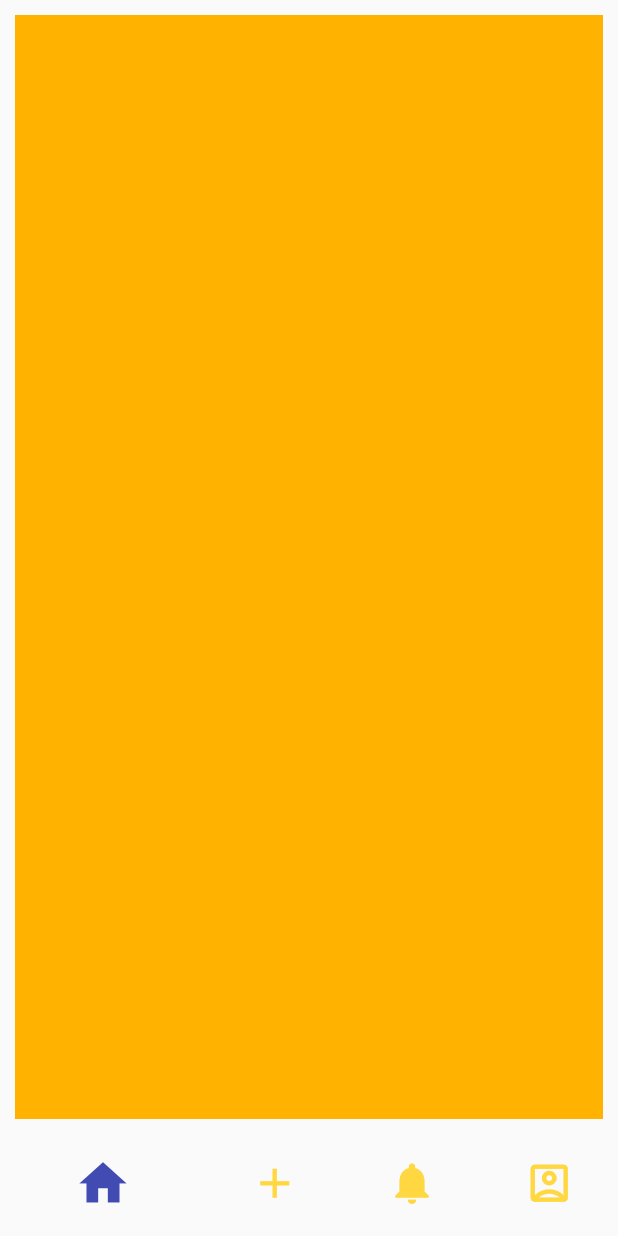
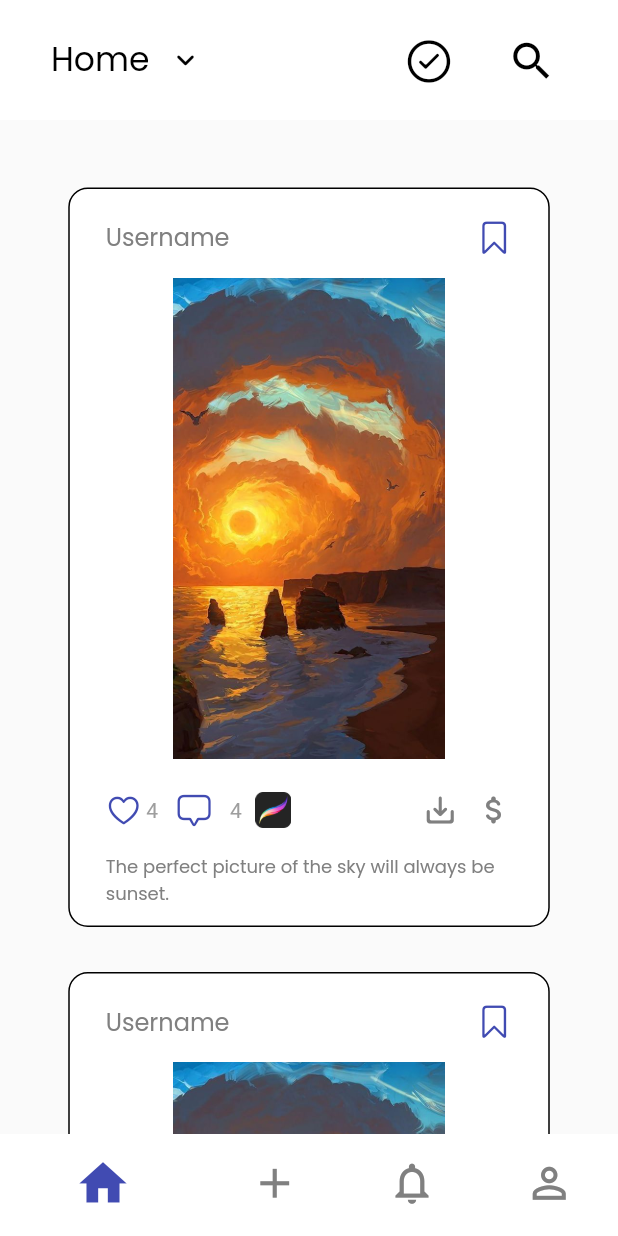
Before and after one commit to Mystoryme/Picme-frontend, a Flutter app: the Homepage screen opened by its route, on a phone screen of 412 x 824 dp. Run offline on Flutter 3.47's test engine with Material 2 defaults, Android fonts, the phone set to English and light mode, and no system bars; drawn by our look-alikes of like_button; our stand-ins replace get, google_fonts, hexcolor.

```diff
--- a/lib/pages/add_image_page.dart
+++ b/lib/pages/add_image_page.dart
@@ -5,6 +5,9 @@ class AddImagePage extends StatelessWidget {
 
   @override
   Widget build(BuildContext context) {
-    return const Placeholder();
+    return Container(
+      height: 3,
+      color: Colors.amber,
+    );
   }
 }
--- a/lib/pages/home_page.dart
+++ b/lib/pages/home_page.dart
@@ -1,6 +1,15 @@
 import 'package:flutter/material.dart';
-import 'package:picme/widget/Homebar.dart';
+import 'package:picme/pages/add_image_page.dart';
+import 'package:picme/pages/check_image_page.dart';
+import 'package:picme/pages/profile_page.dart';
+import 'package:picme/pages/search_page.dart';
+import 'package:picme/widget/home/HomeDropdown.dart';
+
+import 'package:picme/widget/home/buttonbar.dart';
 import 'package:picme/utils/colors.dart';
+//import 'package:picme/widget/home/HomeDropdown.dart';
+import 'package:google_fonts/google_fonts.dart';
+import 'package:picme/widget/home/postcard.dart';
 
 class Homepage extends StatefulWidget {
   const Homepage({super.key});
@@ -10,14 +19,60 @@ class Homepage extends StatefulWidget {
 }
 
 class _HomepageState extends State<Homepage> {
+  int _currentIndex = 0;
+
+  void _onItemTapped(int index) {
+    setState(() {
+      _currentIndex = index;
+    });
+  }
+
   @override
   Widget build(BuildContext context) {
     return Scaffold(
-      body: Container(
-        margin: const EdgeInsets.all(10.0),
-        color: Colors.amber[600],
+      body: CustomScrollView(
+        slivers: <Widget>[
+          SliverAppBar(
+            pinned: true,
+            flexibleSpace: Home_navbar(),
+            expandedHeight: 80,
+          ),
+          SliverPadding(
+            padding: EdgeInsets.symmetric(vertical: 30),
+            sliver: SliverList(
+              delegate: SliverChildBuilderDelegate(
+                (BuildContext context, int index) {
+                  return Padding(
+                    padding: const EdgeInsets.symmetric(
+                        vertical: 15), // Add space between PostCards
+                    child: PostCard(),
+                  );
+                },
+                childCount: 3, // Adjust the number of PostCards as needed
+              ),
+            ),
+          ),
+        ],
       ),
-      bottomNavigationBar: Home_bar(),
+      bottomNavigationBar: Home_bar(
+        currentIndex: _currentIndex,
+        onTap: _onItemTapped,
+      ),
     );
   }
 }
+
+Widget _buildPage(int index) {
+  switch (index) {
+    case 0:
+      return Homepage();
+    case 1:
+      return AddImagePage();
+    case 2:
+      return Homepage();
+    case 3:
+      return ProfilePage();
+    default:
+      return Homepage();
+  }
+}
--- a/lib/widget/Homebar.dart
+++ /dev/null
@@ -1,47 +0,0 @@
-import 'package:flutter/material.dart';
-import 'package:picme/utils/colors.dart';
-
-class Home_bar extends StatefulWidget {
-  const Home_bar({super.key});
-
-  @override
-  State<Home_bar> createState() => _BottomNavigationState();
-}
-
-class _BottomNavigationState extends State<Home_bar> {
-  int _selectedIndex = 0;
-  void _onItemTapped(int index) {
-    setState(() {
-      _selectedIndex = index;
-    });
-  }
-
-  @override
-  Widget build(BuildContext context) {
-    return BottomNavigationBar(
-      backgroundColor: Colors.black,
-      selectedIconTheme: IconThemeData(color: PicmeColors.mainColor, size: 38),
-      selectedItemColor: PicmeColors.mainColor,
-      unselectedIconTheme: IconThemeData(
-        color: Colors.amberAccent,
-      ),
-      unselectedItemColor: PicmeColors.grayWhite,
-      iconSize: 33,
-      elevation: 0,
-      showSelectedLabels: false,
-      showUnselectedLabels: false,
-      currentIndex: _selectedIndex, // Added currentIndex here
-      onTap: _onItemTapped, // Added onTap here
-      items: const <BottomNavigationBarItem>[
-        BottomNavigationBarItem(
-          icon: Icon(Icons.home),
-          label: '',
-        ),
-        BottomNavigationBarItem(icon: Icon(Icons.add), label: '',),
-        BottomNavigationBarItem(icon: Icon(Icons.notifications), label: ''),
-        BottomNavigationBarItem(
-            icon: Icon(Icons.account_box_outlined), label: ''),
-      ],
-    );
-  }
-}
--- /dev/null
+++ b/lib/widget/home/HomeDropdown.dart
@@ -0,0 +1,130 @@
+import 'package:flutter/cupertino.dart';
+import 'package:flutter/material.dart';
+import 'package:picme/pages/check_image_page.dart';
+import 'package:picme/pages/search_page.dart';
+import 'package:picme/utils/colors.dart';
+import 'package:google_fonts/google_fonts.dart';
+
+enum Options { search, upload, copy, exit }
+
+class Home_navbar extends StatefulWidget {
+  const Home_navbar({super.key});
+
+  @override
+  State<Home_navbar> createState() => _Home_dropdownState();
+}
+
+class _Home_dropdownState extends State<Home_navbar> {
+  var _popupMenuItemIndex = 0;
+  Color _changeColorAccordingToMenuItem = Colors.red;
+  var appBarHeight = AppBar().preferredSize.height;
+  @override
+  Widget build(BuildContext context) {
+    return Container(
+      height: 80,
+      color: Colors.white,
+      child: Row(mainAxisAlignment: MainAxisAlignment.spaceBetween, children: [
+        Padding(
+          padding: EdgeInsets.only(left: 34.0),
+          child: Row(
+            children: [
+              Text(
+                'Home',
+                style: GoogleFonts.poppins(
+                  color: Colors.black,
+                  fontSize: 22,
+                  fontWeight: FontWeight.normal,
+                ),
+              ),
+              PopupMenuButton(
+                elevation: 1,
+                tooltip: "",
+                icon: Icon(
+                  Icons.keyboard_arrow_down_rounded,
+                  color: Colors.black,
+                ),
+                offset: Offset(-64, appBarHeight),
+                shape: RoundedRectangleBorder(
+                  borderRadius: BorderRadius.only(
+                    bottomLeft: Radius.circular(10.0),
+                    bottomRight: Radius.circular(10.0),
+                    topLeft: Radius.circular(10.0),
+                    topRight: Radius.circular(10.0),
+                  ),
+                ),
+                itemBuilder: (ctx) => [
+                  _buildPopupMenuItem('Painting'),
+                  _buildPopupMenuItem('Drawing & Illustrations'),
+                  _buildPopupMenuItem(
+                    'Mixed Media & Collage',
+                  ),
+                  _buildPopupMenuItem(
+                    'Digital / Graphic',
+                  ),
+                  _buildPopupMenuItem('Other ')
+                ],
+              ),
+            ],
+          ),
+        ),
+        Row(
+          children: [
+            Padding(
+              padding: EdgeInsets.only(right: 20.0),
+              child: IconButton(
+                onPressed: () {
+                  Navigator.push(
+                    context,
+                    MaterialPageRoute(
+                        builder: (context) => const CheckImagePage()),
+                  );
+                },
+                icon: Icon(
+                  CupertinoIcons.checkmark_alt_circle,
+                  size: 33,
+                  color: Colors.black,
+                ),
+              ),
+            ),
+            Padding(
+              padding: EdgeInsets.only(right: 34.0),
+              child: IconButton(
+                onPressed: () {
+                  Navigator.push(
+                    context,
+                    MaterialPageRoute(builder: (context) => const SearchPage()),
+                  );
+                },
+                icon: Icon(
+                  Icons.search,
+                  size: 33,
+                  color: Colors.black,
+                ),
+              ),
+            ),
+          ],
+        )
+      ]),
+      width: MediaQuery.of(context).size.width,
+    );
+  }
+}
+
+PopupMenuItem _buildPopupMenuItem(
+  String title,
+) {
+  return PopupMenuItem(
+    child: Row(
+      mainAxisAlignment: MainAxisAlignment.start,
+      children: [
+        Text(
+          title,
+          style: GoogleFonts.poppins(
+              fontSize: 14,
+              fontWeight: FontWeight.normal,
+              color: PicmeColors.mainColor),
+        ),
+      ],
+    ),
+  );
+}
--- /dev/null
+++ b/lib/widget/home/buttonbar.dart
@@ -0,0 +1,66 @@
+import 'package:flutter/material.dart';
+import 'package:picme/pages/add_image_page.dart';
+import 'package:picme/pages/profile_page.dart';
+import 'package:picme/utils/colors.dart';
+import 'package:picme/pages/home_page.dart';
+
+class Home_bar extends StatefulWidget {
+  final int currentIndex;
+  final ValueChanged<int> onTap;
+
+  Home_bar({required this.currentIndex, required this.onTap});
+
+  @override
+  State<Home_bar> createState() => _BottomNavigationState();
+}
+
+class _BottomNavigationState extends State<Home_bar> {
+  int _selectedIndex = 0;
+
+  @override
+  void initState() {
+    super.initState();
+    _selectedIndex = widget.currentIndex; // Initialize selectedIndex
+  }
+
+  void _onItemTapped(int index) {
+    setState(() {
+      _selectedIndex = index;
+    });
+    widget.onTap(index); // Notify the parent widget about the change
+  }
+
+  @override
+  Widget build(BuildContext context) {
+    return BottomNavigationBar(
+      selectedIconTheme: IconThemeData(color: PicmeColors.mainColor, size: 38),
+      selectedItemColor: PicmeColors.mainColor,
+      unselectedIconTheme: IconThemeData(
+        color: PicmeColors.grayBlack,
+      ),
+      unselectedItemColor: PicmeColors.grayWhite,
+      iconSize: 33,
+      elevation: 0,
+      showSelectedLabels: false,
+      showUnselectedLabels: false,
+      currentIndex: _selectedIndex,
+      onTap: _onItemTapped,
+      items: const <BottomNavigationBarItem>[
+        BottomNavigationBarItem(
+            backgroundColor: Colors.white,
+            icon: Icon(Icons.home_outlined),
+            label: '',
+            activeIcon: Icon(Icons.home)),
+        BottomNavigationBarItem(icon: Icon(Icons.add), label: ''),
+        BottomNavigationBarItem(
+            icon: Icon(Icons.notifications_none),
+            label: '',
+            activeIcon: Icon(Icons.notifications)),
+        BottomNavigationBarItem(
+            icon: Icon(Icons.person_outline),
+            label: '',
+            activeIcon: Icon(Icons.person)),
+      ],
+    );
+  }
+}
--- /dev/null
+++ b/lib/widget/home/postcard.dart
@@ -0,0 +1,165 @@
+import 'package:flutter/cupertino.dart';
+import 'package:flutter/material.dart';
+import 'package:google_fonts/google_fonts.dart';
+import 'package:like_button/like_button.dart';
+import 'package:picme/pages/home_page.dart';
+import 'package:picme/pages/support/support_page.dart';
+import 'package:picme/utils/colors.dart';
+
+class PostCard extends StatefulWidget {
+  const PostCard({super.key});
+
+  @override
+  State<PostCard> createState() => _PostCardState();
+}
+
+class _PostCardState extends State<PostCard> {
+  int numberOfLike = 4;
+  @override
+  Widget build(BuildContext context) {
+    return Center(
+      child: Container(
+        height: 493,
+        width: 321,
+        decoration: BoxDecoration(
+            borderRadius: BorderRadius.circular(13),
+            color: Colors.white,
+            border: Border.all(width: 1)),
+        child: Column(children: [
+          Padding(
+            padding: EdgeInsets.only(left: 24, top: 20, bottom: 15),
+            child: Row(
+              mainAxisAlignment: MainAxisAlignment.spaceBetween,
+              children: [
+                Text(
+                  'Username',
+                  style: GoogleFonts.poppins(
+                    color: PicmeColors.grayBlack,
+                    fontSize: 16,
+                  ),
+                ),
+                LikeButton(
+                  padding: EdgeInsets.only(right: 24),
+                  size: 24,
+                  bubblesSize: 0,
+                  circleColor: const CircleColor(
+                      start: Color.fromARGB(255, 178, 184, 255),
+                      end: Color.fromARGB(255, 106, 115, 215)),
+                  likeBuilder: (isTapped) {
+                    return Icon(
+                      isTapped
+                          ? CupertinoIcons.bookmark_fill
+                          : CupertinoIcons.bookmark,
+                      color: isTapped
+                          ? PicmeColors.mainColor
+                          : PicmeColors.mainColor,
+                    );
+                  },
+                ),
+              ],
+            ),
+          ),
+          Padding(
+            padding: const EdgeInsets.only(bottom: 10),
+            child: Container(
+              width: MediaQuery.of(context).size.width,
+              height: 321,
+              decoration: const BoxDecoration(
+                image: DecorationImage(
+                  image: AssetImage('assets/sunset.jpg'),
+                  fit: BoxFit.fitHeight,
+                ),
+              ),
+            ),
+          ),
+          Row(mainAxisAlignment: MainAxisAlignment.spaceBetween, children: [
+            Row(
+              children: [
+                LikeButton(
+                  padding: EdgeInsets.only(left: 24),
+                  size: 24,
+                  likeCount: numberOfLike,
+                  likeBuilder: (isTapped) {
+                    return Icon(
+                      isTapped
+                          ? CupertinoIcons.heart_fill
+                          : CupertinoIcons.heart,
+                      color:
+                          isTapped ? Color(0xFFF44336) : PicmeColors.mainColor,
+                    );
+                  },
+                ),
+                IconButton(
+                  onPressed: () {
+                    Navigator.push(
+                      context,
+                      MaterialPageRoute(builder: (context) => const Homepage()),
+                    );
+                  },
+                  icon: const Icon(CupertinoIcons.bubble_middle_bottom),
+                  color: PicmeColors.mainColor,
+                  iconSize: 24,
+                ),
+                Text(
+                  '4',
+                  style: TextStyle(color: Color(0xff9E9E9E)),
+                ),
+                SizedBox(
+                  width: 9,
+                ),
+                Container(
+                  width: 24,
+                  height: 24,
+                  decoration: const BoxDecoration(
+                    image: DecorationImage(
+                      image: AssetImage('assets/procreate.png'),
+                      fit: BoxFit.fitHeight,
+                    ),
+                  ),
+                ),
+              ],
+            ),
+            Row(
+              children: [
+                IconButton(
+                  hoverColor: Colors.white,
+                  color: PicmeColors.grayBlack,
+                  onPressed: () {},
+                  icon: Icon(Icons.save_alt_rounded),
+                  iconSize: 24,
+                ),
+                IconButton(
+                  hoverColor: Colors.white,
+                  padding: EdgeInsets.only(right: 24),
+                  onPressed: () {
+                    Navigator.push(
+                      context,
+                      MaterialPageRoute(
+                          builder: (context) => const SupportPage()),
+                    );
+                  },
+                  icon: Icon(Icons.attach_money_rounded),
+                  color: PicmeColors.grayBlack,
+                  iconSize: 24,
+                ),
+              ],
+            )
+          ]),
+          Padding(
+            padding:
+                const EdgeInsets.only(top: 5, bottom: 20, left: 24, right: 24),
+            child: Container(
+              width: MediaQuery.of(context).size.width,
+              child:
+                  Text('The perfect picture of the sky will always be sunset.',
+                      style: GoogleFonts.poppins(
+                        color: PicmeColors.grayBlack,
+                        fontSize: 12,
+                      )),
+            ),
+          )
+        ]),
+      ),
+    );
+  }
+}
--- a/pubspec.yaml
+++ b/pubspec.yaml
@@ -37,6 +37,7 @@ dependencies:
   hexcolor: ^2.0.7
   get: ^4.6.6
   google_fonts: ^6.0.0
+  like_button: ^2.0.4
 
 dev_dependencies:
   flutter_test:
@@ -62,6 +63,8 @@ flutter:
   # To add assets to your application, add an assets section, like this:
   assets:
     - assets/profile.jpg
+    - assets/procreate.png
+    - assets/sunset.jpg
   #   - images/a_dot_burr.jpeg
   #   - images/a_dot_ham.jpeg
 
```
Also changed, not shown: assets/procreate.png (added), assets/sunset.jpg (added), pubspec.lock.
